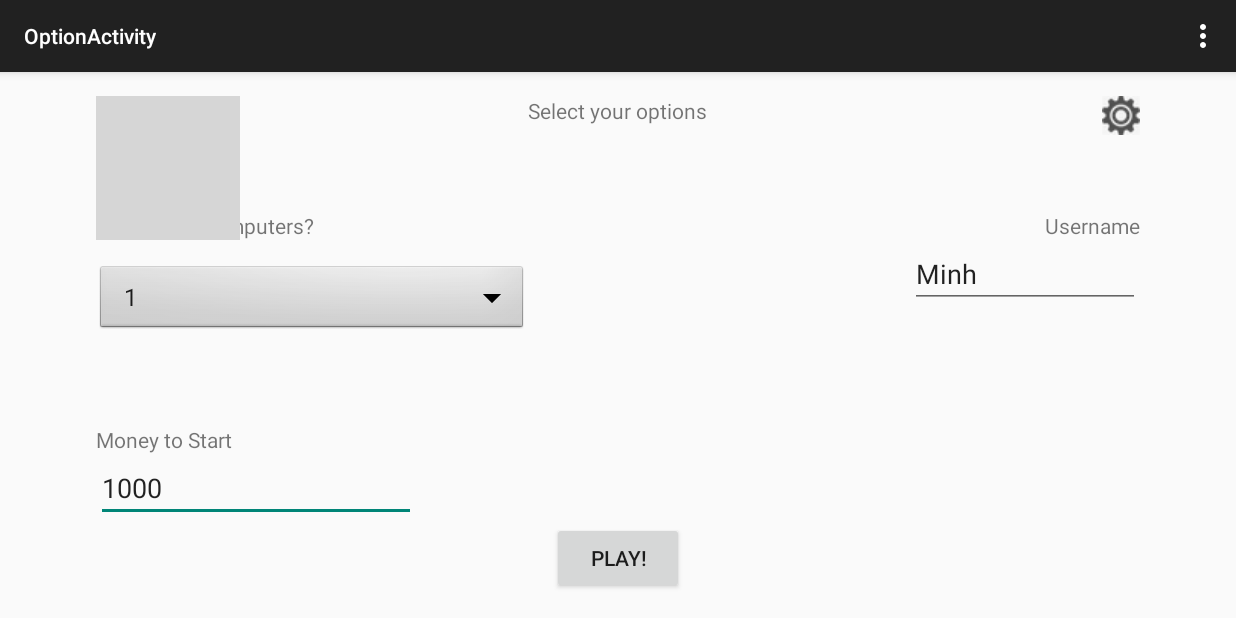
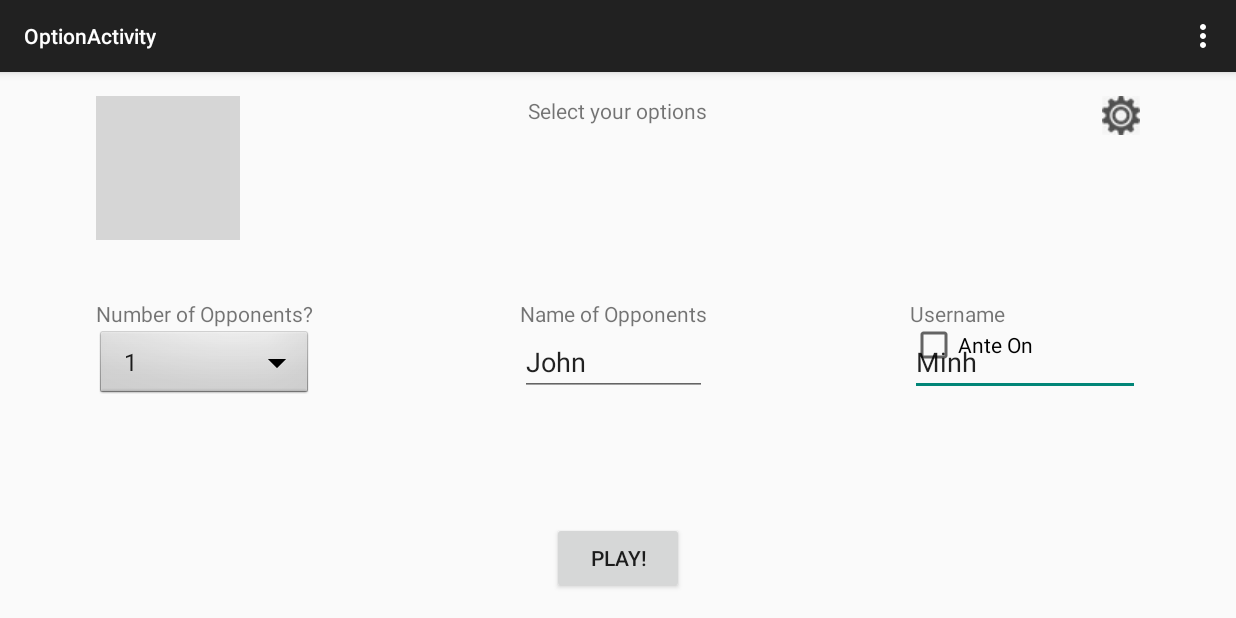
Before and after one commit to jfranke/Triton, an Android app: the OptionActivity screen opened directly, with no data from a screen before it, on a phone screen of 824 x 412 dp (held sideways). Run offline under Robolectric (Android 15) with nearby library versions, the phone set to English and light mode, and no system bars; 1 statement that could not run was skipped; grey boxes are pictures that could not be loaded.

Commit message:
changed option menu

```diff
--- a/app/src/main/java/cse190/triton/OptionActivity.java
+++ b/app/src/main/java/cse190/triton/OptionActivity.java
@@ -6,8 +6,10 @@ import android.os.Bundle;
 import android.view.Menu;
 import android.view.MenuItem;
 import android.view.View;
+import android.widget.AdapterView;
 import android.widget.ArrayAdapter;
 import android.widget.Button;
+import android.widget.CheckBox;
 import android.widget.EditText;
 import android.widget.ImageButton;
 import android.widget.LinearLayout;
@@ -37,12 +39,18 @@ public class OptionActivity extends ActionBarActivity {
         layout = new LinearLayout(this);
         mainLayout = new LinearLayout(this);
         volumeOptions = (ImageButton) findViewById(R.id.volumeOptions);
-
         volumeOptions.setOnClickListener(new View.OnClickListener(){
             public void onClick(View v) {
                 SoundOptions.doPopUp(getBaseContext(), v, layout, mainLayout);
             }
         });
+
+        final EditText aiName = (EditText)findViewById(R.id.aiName);
+        final EditText aiName2 = (EditText)findViewById(R.id.aiName2);
+        final EditText aiName3 = (EditText)findViewById(R.id.aiName3);
+        final CheckBox anteOnBox = (CheckBox) findViewById(R.id.anteOnBox);
+        //aiName setup
+
 
         //selection for how many players
         final Spinner numPlayers = (Spinner)findViewById(R.id.spinner1);
@@ -50,36 +58,68 @@ public class OptionActivity extends ActionBarActivity {
         ArrayAdapter<String> adapter = new ArrayAdapter<String>(this, android.R.layout.simple_spinner_item, items);
         numPlayers.setAdapter(adapter);
 
+        numPlayers.setOnItemSelectedListener(new AdapterView.OnItemSelectedListener() {
+            @Override
+            public void onItemSelected(AdapterView<?> parentView, View selectedItemView, int position, long id) {
+                if((position > 0)) {
+                    aiName2.setVisibility(View.VISIBLE);
+                }
+
+                else {
+                    aiName2.setVisibility(View.GONE);
+                }
+
+                if((position > 1)) {
+                    aiName3.setVisibility(View.VISIBLE);
+                }
+
+                else {
+                    aiName3.setVisibility(View.GONE);
+                }
+            }
+
+            @Override
+            public void onNothingSelected(AdapterView<?> parentView) {
+                // your code here
+            }
+
+        });
+
         //value of money
-        final EditText startingMoney = (EditText)findViewById(R.id.startingMoney);
         final EditText userID = (EditText)findViewById(R.id.userID);
-
         final Button play = (Button) findViewById(R.id.play);
 
         play.setOnClickListener(new View.OnClickListener() {
             public void onClick(View v) {
                 int tempPlayers = Integer.parseInt(String.valueOf(numPlayers.getSelectedItem()));
-                String tempMoney = startingMoney.getText().toString();
                 String tempID = userID.getText().toString();
+
+                //ai names
+                String aiID = aiName.getText().toString();
+                String aiID2 = aiName2.getText().toString();
+                String aiID3 = aiName3.getText().toString();
+                if(aiID.isEmpty()) {
+                    aiID = "Minh";
+                }
+
+                if(aiID2.isEmpty()) {
+                    aiID2 = "John";
+                }
+
+                if(aiID3.isEmpty()) {
+                    aiID3 = "Albert";
+                }
 
                 if(tempID.isEmpty()) {
                     Toast.makeText(getApplicationContext(), "Please state a username",
                             Toast.LENGTH_SHORT).show();
                 }
-                else if(tempMoney.isEmpty()) {
-                    Toast.makeText(getApplicationContext(), "Starting money is too low. Please pick a number greater than 1000.",
-                            Toast.LENGTH_SHORT).show();
-                }
-
-                else if(Integer.parseInt(tempMoney) < 1000) {
-                    Toast.makeText(getApplicationContext(), "Starting money is too low. Please pick a number greater than 1000.",
-                            Toast.LENGTH_SHORT).show();
-                }
-
                 else {
+                    if(anteOnBox.isChecked()) {
+                        Settings.anteOn = true;
+                    }
                     Settings.setNumPlayers(tempPlayers + 1);
-                    Settings.setStartingMoney(tempMoney);
-                    Settings.setUserID(tempID);
+                    Settings.setUserID(tempID, aiID, aiID2, aiID3);
                     System.out.println(tempPlayers + 1);
                     startGame(v);
                 }
--- a/app/src/main/res/layout-land/activity_game_play.xml
+++ b/app/src/main/res/layout-land/activity_game_play.xml
@@ -329,7 +329,7 @@ android:paddingBottom="@dimen/activity_vertical_margin" tools:context="cse190.tr
         android:textAppearance="?android:attr/textAppearanceSmall"
         android:text="current Bet"
         android:id="@+id/aiBet2"
-        android:layout_alignTop="@+id/aiBet"
+        android:layout_below="@+id/p2c1"
         android:layout_alignLeft="@+id/p2c1"
         android:layout_alignStart="@+id/p2c1" />
 
--- a/app/src/main/res/layout-land/activity_option.xml
+++ b/app/src/main/res/layout-land/activity_option.xml
@@ -18,12 +18,11 @@
         android:layout_height="wrap_content"
         android:background="@android:drawable/btn_dropdown"
         android:spinnerMode="dropdown"
-        android:layout_marginTop="92dp"
-        android:layout_below="@+id/textview"
+        android:layout_alignTop="@+id/userID"
         android:layout_alignParentLeft="true"
         android:layout_alignParentStart="true"
-        android:layout_toLeftOf="@+id/textview"
-        android:layout_toStartOf="@+id/textview" />
+        android:layout_alignRight="@+id/players"
+        android:layout_alignEnd="@+id/players" />
 
     <Button
         android:layout_width="wrap_content"
@@ -37,35 +36,12 @@
         android:layout_width="wrap_content"
         android:layout_height="wrap_content"
         android:textAppearance="?android:attr/textAppearanceSmall"
-        android:text="Number of Computers?"
+        android:text="Number of Opponents?"
         android:id="@+id/players"
-        android:layout_marginTop="57dp"
-        android:layout_below="@+id/textview"
-        android:layout_alignParentLeft="true"
-        android:layout_alignParentStart="true" />
-
-    <EditText
-        android:layout_width="wrap_content"
-        android:layout_height="wrap_content"
-        android:inputType="number"
-        android:ems="10"
-        android:id="@+id/startingMoney"
-        android:autoText="false"
-        android:hint="Greater than 1000"
-        android:layout_above="@+id/play"
+        android:layout_below="@+id/backButton"
         android:layout_alignParentLeft="true"
         android:layout_alignParentStart="true"
-        android:text="1000" />
-
-    <TextView
-        android:layout_width="wrap_content"
-        android:layout_height="wrap_content"
-        android:textAppearance="?android:attr/textAppearanceSmall"
-        android:text="Money to Start"
-        android:id="@+id/money"
-        android:layout_above="@+id/startingMoney"
-        android:layout_alignParentLeft="true"
-        android:layout_alignParentStart="true" />
+        android:layout_marginTop="39dp" />
 
     <TextView
         android:layout_width="wrap_content"
@@ -73,19 +49,19 @@
         android:textAppearance="?android:attr/textAppearanceSmall"
         android:text="Username"
         android:id="@+id/ID"
-        android:layout_alignTop="@+id/players"
-        android:layout_alignParentRight="true"
-        android:layout_alignParentEnd="true" />
+        android:layout_alignTop="@+id/textView"
+        android:layout_alignLeft="@+id/userID"
+        android:layout_alignStart="@+id/userID" />
 
     <EditText
         android:layout_width="wrap_content"
         android:layout_height="wrap_content"
         android:id="@+id/userID"
+        android:hint="Name to be called"
+        android:text="Minh"
         android:layout_below="@+id/ID"
-        android:layout_alignRight="@+id/ID"
-        android:layout_alignEnd="@+id/ID"
-        android:hint="Name to be called"
-        android:text="Minh" />
+        android:layout_alignParentRight="true"
+        android:layout_alignParentEnd="true" />
 
     <ImageButton
         android:layout_width="wrap_content"
@@ -93,9 +69,9 @@
         android:id="@+id/volumeOptions"
         android:src="@drawable/volumeoption"
         android:layout_alignParentTop="true"
-        android:layout_alignRight="@+id/ID"
-        android:layout_alignEnd="@+id/ID"
-        android:background="@null"/>
+        android:background="@null"
+        android:layout_alignRight="@+id/userID"
+        android:layout_alignEnd="@+id/userID" />
 
     <ImageButton
         android:layout_width="wrap_content"
@@ -108,4 +84,56 @@
         android:background="@null"
         android:onClick="goBack"/>
 
+    <EditText
+        android:layout_width="wrap_content"
+        android:layout_height="wrap_content"
+        android:id="@+id/aiName"
+        android:text="John"
+        android:layout_alignTop="@+id/spinner1"
+        android:layout_alignLeft="@+id/textView"
+        android:layout_alignStart="@+id/textView"
+        android:layout_alignRight="@+id/textView"
+        android:layout_alignEnd="@+id/textView" />
+
+    <EditText
+        android:layout_width="wrap_content"
+        android:layout_height="wrap_content"
+        android:id="@+id/aiName2"
+        android:text="Albert"
+        android:layout_below="@+id/userID"
+        android:layout_alignLeft="@+id/aiName"
+        android:layout_alignStart="@+id/aiName"
+        android:layout_alignRight="@+id/aiName"
+        android:layout_alignEnd="@+id/aiName" />
+
+    <EditText
+        android:layout_width="wrap_content"
+        android:layout_height="wrap_content"
+        android:id="@+id/aiName3"
+        android:text="Susan"
+        android:layout_below="@+id/aiName2"
+        android:layout_alignLeft="@+id/aiName2"
+        android:layout_alignStart="@+id/aiName2"
+        android:layout_alignRight="@+id/aiName2"
+        android:layout_alignEnd="@+id/aiName2" />
+
+    <TextView
+        android:layout_width="wrap_content"
+        android:layout_height="wrap_content"
+        android:textAppearance="?android:attr/textAppearanceSmall"
+        android:text="Name of Opponents"
+        android:id="@+id/textView"
+        android:layout_alignTop="@+id/players"
+        android:layout_alignRight="@+id/textview"
+        android:layout_alignEnd="@+id/textview" />
+
+    <CheckBox
+        android:layout_width="wrap_content"
+        android:layout_height="wrap_content"
+        android:text="Ante On"
+        android:id="@+id/anteOnBox"
+        android:layout_centerVertical="true"
+        android:layout_alignLeft="@+id/userID"
+        android:layout_alignStart="@+id/userID" />
+
 </RelativeLayout>
--- a/app/src/main/res/layout-land/playagainwindow.xml
+++ b/app/src/main/res/layout-land/playagainwindow.xml
@@ -21,7 +21,7 @@
             <TextView
                 android:layout_width="fill_parent"
                 android:layout_height="wrap_content"
-                android:text="Uh oh! You ran out of money. Do you want to keep playing?" />
+                android:text="Uh oh! You ran out of money. Do you want to try again?" />
 
         </LinearLayout>
 
```
Also changed, not shown: app/src/main/java/cse190/triton/GamePlay.java (+20 -21 lines), app/src/main/java/cse190/triton/Settings.java (+12 -14 lines).
